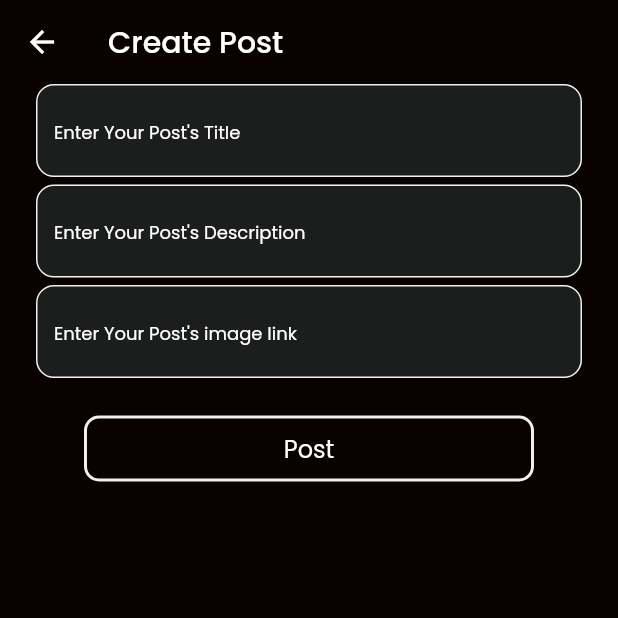
After one commit to notaringblade/project_showcase, a Flutter app: the screen it shows once a user with an empty profile is signed in, item 4 of the bottom bar chosen, after a tap on the "add" icon, on a phone screen of 412 x 824 dp, the top half of it. The commit adds this screen. Run offline on Flutter 3.47's test engine with Material 2 defaults, Android fonts, the phone set to English and light mode, and no system bars; our stand-ins replace cloud_firestore, firebase_auth, firebase_core, google_fonts, google_nav_bar; accounts and stored records are empty.

Commit message:
nested scroll views and post view screen

```diff
--- a/lib/main.dart
+++ b/lib/main.dart
@@ -25,7 +25,7 @@ class MyApp extends StatelessWidget {
       title: 'Flutter Demo',
       theme: lightTheme,
       darkTheme: darkTheme,
-      // themeMode: ThemeMode.dark,
+      themeMode: ThemeMode.dark,
       //
       home: const AuthState(),
     );
--- a/lib/main_pages/home_page.dart
+++ b/lib/main_pages/home_page.dart
@@ -2,6 +2,7 @@ import 'package:cloud_firestore/cloud_firestore.dart';
 import 'package:firebase_auth/firebase_auth.dart';
 import 'package:flutter/material.dart';
 import 'package:project_showcase/models/post_model.dart';
+import 'package:project_showcase/services/auth_service.dart';
 import 'package:project_showcase/widgets/pill_widget.dart';
 import 'package:project_showcase/widgets/post_widgets.dart';
 
@@ -11,6 +12,8 @@ class HomePage extends StatelessWidget {
   @override
   Widget build(BuildContext context) {
     final user = FirebaseAuth.instance.currentUser!;
+
+    Auth auth = Auth();
 
     List<String> categories = [
       'Mobile',
@@ -24,9 +27,34 @@ class HomePage extends StatelessWidget {
 
 
     return Scaffold(
-      body: Column(
-        children: [
-          Center(
+      body: NestedScrollView(
+        floatHeaderSlivers: true,
+        physics: NeverScrollableScrollPhysics(),
+        headerSliverBuilder: (context, innerBoxIsScrolled) =>   [
+          SliverAppBar(
+            actions: [
+            Padding(
+              padding: const EdgeInsets.all(8.0),
+              child: GestureDetector(
+                onTap: () {
+                  auth.signOut();
+                },
+                child: Icon(
+                  Icons.logout_outlined,
+                  color: Theme.of(context).iconTheme.color,
+                ),
+              ),
+            )
+          ],
+          title: Text("PROJECT", style: Theme.of(context).textTheme.titleLarge),
+          backgroundColor: Colors.transparent,
+          // centerTitle: true,
+          elevation: 0,
+          floating: true,
+          expandedHeight: 100,
+          collapsedHeight: 100,
+          flexibleSpace:  Align(
+            alignment: Alignment.bottomCenter,
             child: SizedBox(
               height: 50,
               child: ListView.builder(
@@ -41,8 +69,10 @@ class HomePage extends StatelessWidget {
               ),
             ),
           ),
-          Expanded(
-            child: FutureBuilder<DocumentSnapshot>(
+          )
+        ],
+        body:
+         FutureBuilder<DocumentSnapshot>(
              future: FirebaseFirestore.instance
                  .collection('users')
                  .doc(user.uid)
@@ -55,11 +85,11 @@ class HomePage extends StatelessWidget {
                      stream: FirebaseFirestore.instance
                          .collection('posts')
                          .where('categories', arrayContainsAny: categories)
-                            // .orderBy('createdAt', descending: true)
+                         .orderBy('createdAt', descending: true)
                          .snapshots(),
                      builder: (context, snapshot) {
                        if (snapshot.hasError) {
-                            return Center(
+                         return const Center(
                            child: Text("Error"),
                          );
                        } else if (snapshot.hasData) {
@@ -77,11 +107,11 @@ class HomePage extends StatelessWidget {
                                  categories: List.from(doc['categories']),
                                  likes: List.from(doc['likes']),
                                  createdAt: doc['createdAt']);
-                                return SizedBox(child: PostWidget(post: post));
+                             return SizedBox(child: PostWidget(post: post, postId: doc.id, userid: user.uid,));
                            }).toList(),
                          );
                        }
-                          return Center(
+                       return const Center(
                          child: CircularProgressIndicator(),
                        );
                      });
@@ -96,9 +126,6 @@ class HomePage extends StatelessWidget {
                );
              }),
       ),
-          // PostWidget(imageRef: ''),
-        ],
-      ),
     );
   }
 }
--- a/lib/main_pages/user_profile_page.dart
+++ b/lib/main_pages/user_profile_page.dart
@@ -1,9 +1,12 @@
 import 'package:cloud_firestore/cloud_firestore.dart';
 import 'package:firebase_auth/firebase_auth.dart';
+import 'package:flutter/cupertino.dart';
 import 'package:flutter/material.dart';
 import 'package:project_showcase/models/post_model.dart';
+import 'package:project_showcase/models/user_model.dart';
+import 'package:project_showcase/screens/create_post.dart';
 import 'package:project_showcase/services/post_services.dart';
-import 'package:project_showcase/widgets/mini_post_widget.dart';
+import 'package:project_showcase/widgets/post_widgets.dart';
 
 class UserProfilePage extends StatefulWidget {
   const UserProfilePage({Key? key}) : super(key: key);
@@ -20,11 +23,16 @@ class _UserProfilePageState extends State<UserProfilePage> {
     CollectionReference users = FirebaseFirestore.instance.collection('users');
 
     PostServices postServices = PostServices();
-
-    // mapUsers(user);
     return Scaffold(
-      body: SafeArea(
-          child: FutureBuilder<DocumentSnapshot>(
+      body: NestedScrollView(
+        headerSliverBuilder: (context, innerBoxIsScrolled) => [
+          SliverAppBar(
+            title: Text('Project', style: Theme.of(context).textTheme.titleLarge,),
+            elevation: 0,
+            backgroundColor: Colors.transparent,
+          )
+        ],
+        body: FutureBuilder<DocumentSnapshot>(
             future: users.doc(user.uid).get(),
             builder: (context, snapshot) {
               if (snapshot.hasError) {
@@ -38,6 +46,12 @@ class _UserProfilePageState extends State<UserProfilePage> {
               if (snapshot.connectionState == ConnectionState.done) {
                 Map<String, dynamic> data =
                     snapshot.data!.data() as Map<String, dynamic>;
+
+                final thisUser = UserModel(
+                    username: data['username'],
+                    uid: user.uid,
+                    posts: data['posts']);
+
                 return Column(
                   // crossAxisAlignment: CrossAxisAlignment.start,
                   children: [
@@ -67,20 +81,23 @@ class _UserProfilePageState extends State<UserProfilePage> {
                     ),
                     GestureDetector(
                       onTap: () {
-                          setState(() {
-                            postServices.createPost(
-                                "${data['username']} post ${data['posts'].length}",
-                                'post description',
-                                data['username'],
-                                user.uid);
-                          });
+                        setState(() {});
+                        Navigator.push(context, CupertinoPageRoute(
+                          builder: (context) {
+                            return CreatePost(
+                              user: thisUser,
+                            );
+                          },
+                        ));
                       },
                       child: Icon(
                         Icons.add,
                         size: 32,
                       ),
                     ),
-                      Divider(color: Theme.of(context).colorScheme.primary, height: 4),
+                    Divider(
+                        color: Theme.of(context).colorScheme.primary,
+                        height: 4),
                     Expanded(
                       child: StreamBuilder<QuerySnapshot>(
                         stream: FirebaseFirestore.instance
@@ -106,13 +123,22 @@ class _UserProfilePageState extends State<UserProfilePage> {
                                     postType: doc['postType'],
                                     postTitle: doc['postTitle'],
                                     postDescription: doc['postDescription'],
-                                      thumbnailImageRef:
-                                          doc['thumbnailImageRef'],
+                                    thumbnailImageRef: doc['thumbnailImageRef'],
                                     categories: List.from(doc['categories']),
                                     likes: List.from(doc['likes']),
                                     createdAt: doc['createdAt']);
                                 return SizedBox(
-                                      child: MiniPostWidget(post: post));
+                                    child: GestureDetector(
+                                        onLongPress: () {
+                                          setState(() {
+                                            postServices.deletePost(doc.id, user.uid);
+                                          });
+                                        },
+                                        child: PostWidget(
+                                          post: post,
+                                          userid: user.uid,
+                                          postId: doc.id,
+                                        )));
                               }).toList(),
                             );
                           }
@@ -125,7 +151,8 @@ class _UserProfilePageState extends State<UserProfilePage> {
               }
 
               return Center(child: CircularProgressIndicator());
-              })),
+            }),
+      ),
     );
   }
 }
--- /dev/null
+++ b/lib/screens/create_post.dart
@@ -0,0 +1,82 @@
+import 'package:flutter/material.dart';
+import 'package:project_showcase/models/user_model.dart';
+import 'package:project_showcase/services/post_services.dart';
+import 'package:project_showcase/widgets/custom_button.dart';
+import 'package:project_showcase/widgets/text_widget.dart';
+
+class CreatePost extends StatefulWidget {
+  const CreatePost({Key? key, required this.user}) : super(key: key);
+
+  final UserModel user;
+
+  @override
+  State<CreatePost> createState() => _CreatePostState();
+}
+
+class _CreatePostState extends State<CreatePost> {
+  TextEditingController titleController = TextEditingController();
+  TextEditingController descriptionController = TextEditingController();
+  TextEditingController thumbnailImageContoller = TextEditingController();
+
+  PostServices postServices = PostServices();
+
+  @override
+  Widget build(BuildContext context) {
+    return Scaffold(
+      appBar: AppBar(
+        title:
+            Text("Create Post", style: Theme.of(context).textTheme.titleLarge),
+        backgroundColor: Colors.transparent,
+        // centerTitle: true,
+        elevation: 0,
+      ),
+      body: SingleChildScrollView(
+        child: Expanded(
+          child: Column(
+            mainAxisAlignment: MainAxisAlignment.spaceAround,
+            children: [
+              CustomTextField(
+                  textController: titleController,
+                  hintText: "Enter Your Post's Title"),
+              SizedBox(
+                height: 5,
+              ),
+              CustomTextField(
+                  textController: descriptionController,
+                  hintText: "Enter Your Post's Description"),
+              SizedBox(
+                height: 5,
+              ),
+              CustomTextField(
+                  textController: thumbnailImageContoller,
+                  hintText: "Enter Your Post's image link"),
+              SizedBox(
+                height: 25,
+              ),
+              GestureDetector(
+                  onTap: () {
+                    if (titleController.text.isNotEmpty &&
+                        thumbnailImageContoller.text.isNotEmpty &&
+                        descriptionController.text.isNotEmpty) {
+                      setState(() {
+                        postServices.createPost(
+                            titleController.text,
+                            descriptionController.text,
+                            widget.user.username,
+                            widget.user.uid,
+                            thumbnailImageContoller.text,
+                            context);
+                        titleController.text = '';
+                        thumbnailImageContoller.text = '';
+                        descriptionController.text = '';
+                      });
+                    }
+                  },
+                  child: CustomButton(buttonText: 'Post'))
+            ],
+          ),
+        ),
+      ),
+    );
+  }
+}
--- a/lib/themes/light_theme.dart
+++ b/lib/themes/light_theme.dart
@@ -7,7 +7,7 @@ ThemeData lightTheme = ThemeData(
     brightness: Brightness.light,
     scaffoldBackgroundColor: Color(0xfff0f0f0),
     iconTheme: IconThemeData(color: Colors.black),
-    // appBarTheme: const AppBarTheme(color: Colors.black),
+    appBarTheme: const AppBarTheme(color: Colors.black,iconTheme: IconThemeData(color: Colors.black)),
     bottomNavigationBarTheme: const BottomNavigationBarThemeData(
       backgroundColor: Color(0xfff0f0f0),
       selectedItemColor: Color(0xff0a0200),
```
Also changed, not shown: lib/main_pages/main_page.dart (+1 -27 lines), lib/screens/post_screen.dart (added, +111 -0 lines), lib/screens/view_picture_screen.dart (added, +25 -0 lines), lib/services/post_services.dart (+50 -3 lines), lib/services/user_services.dart (added, +14 -0 lines), lib/widgets/post_widgets.dart (+95 -24 lines), lib/pages/create_post.dart (deleted). Lines whose indentation alone changed are shown as unchanged.
